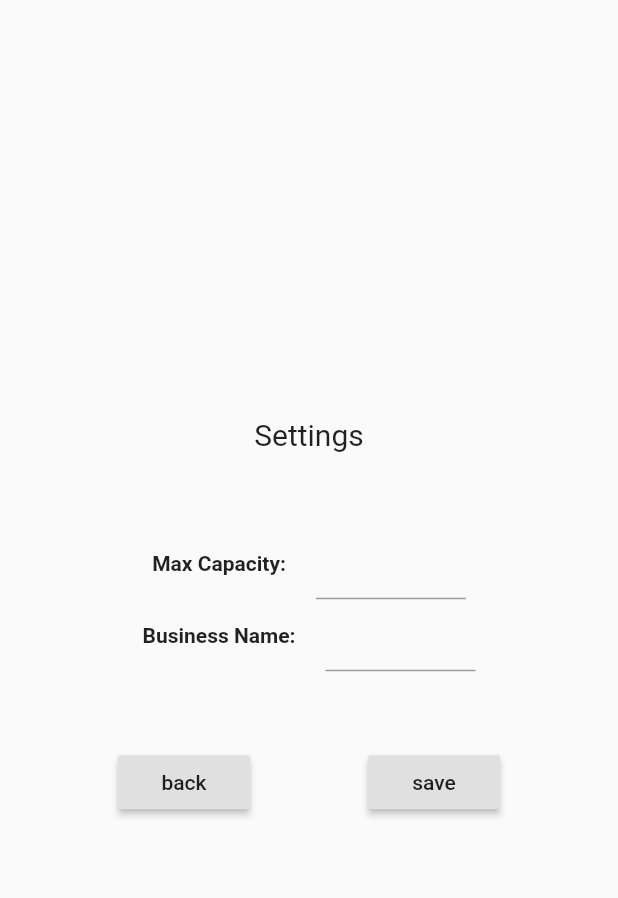
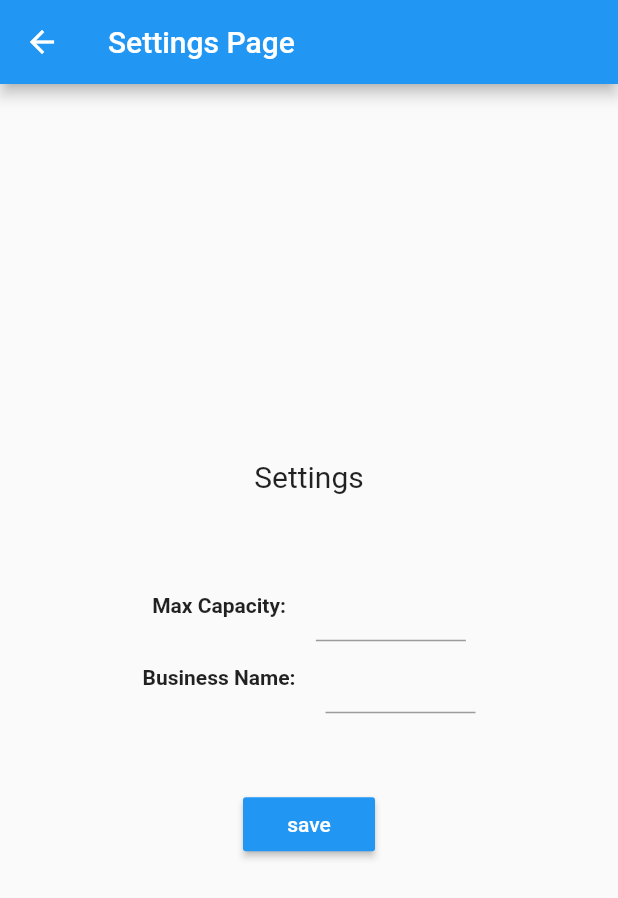
Before and after one commit to opunAI/business_capacity_challenge, a Flutter app: the SettingsScreen screen opened by its route, on a phone screen of 412 x 824 dp. Shown: the top 898 px of the screen. Run offline on Flutter 3.47's test engine with Material 2 defaults, Android fonts, the phone set to English and light mode, and no system bars; our stand-ins replace firebase_auth, firebase_core, font_awesome_flutter; accounts and stored records are empty.

```diff
--- a/lib/screens/settings_screen.dart
+++ b/lib/screens/settings_screen.dart
@@ -7,6 +7,9 @@ class SettingsScreen extends StatelessWidget {
   @override
   Widget build(BuildContext context) {
     return Scaffold(
+      appBar: AppBar(
+        title: Text('Settings Page'),
+      ),
       body: Center(
         child: Column(
           mainAxisAlignment: MainAxisAlignment.center,
@@ -53,12 +56,24 @@ class SettingsScreen extends StatelessWidget {
             Row(
               mainAxisAlignment: MainAxisAlignment.spaceEvenly,
               children: [
+                // RaisedButton(
+                //   child: Text(
+                //     'back',
+                //     style: TextStyle(
+                //       color: Colors.white,
+                //     ),
+                //   ),
+                //   color: Theme.of(context).primaryColor,
+                //   onPressed: () => Navigator.pop(context),
+                // ),
                 RaisedButton(
-                  child: Text('back'),
-                  onPressed: () => Navigator.pop(context),
-                ),
-                RaisedButton(
-                  child: Text('save'),
+                  child: Text(
+                    'save',
+                    style: TextStyle(
+                      color: Colors.white,
+                    ),
+                  ),
+                  color: Theme.of(context).primaryColor,
                   onPressed: () => print('save pressed'),
                 ),
               ],
--- a/lib/screens/welcome_screen.dart
+++ b/lib/screens/welcome_screen.dart
@@ -1,5 +1,5 @@
 import 'package:flutter/material.dart';
-import 'package:opun_challenge/util/app_style.dart';
+//import 'package:opun_challenge/util/app_style.dart';
 import 'package:opun_challenge/widgets/curve_clipper.dart';
 
 //TODO: improve design of the welcome screen
```
Also changed, not shown: lib/screens/email_signin_screen.dart (added, +18 -0 lines), lib/services/auth.dart (added, +15 -0 lines).
